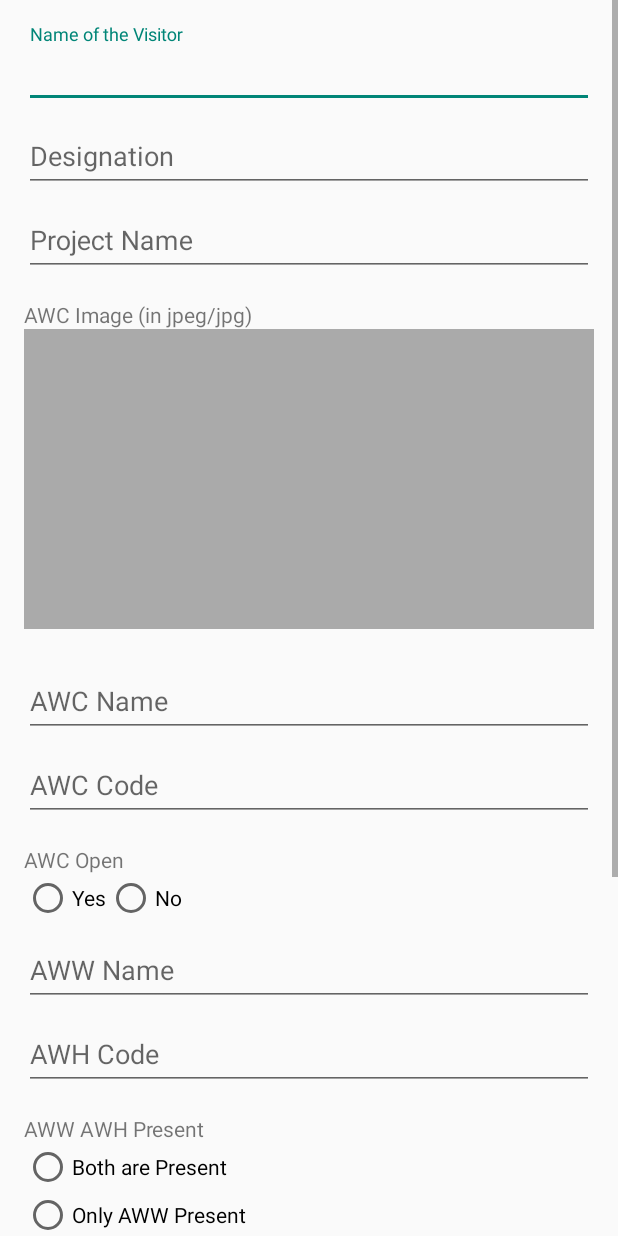
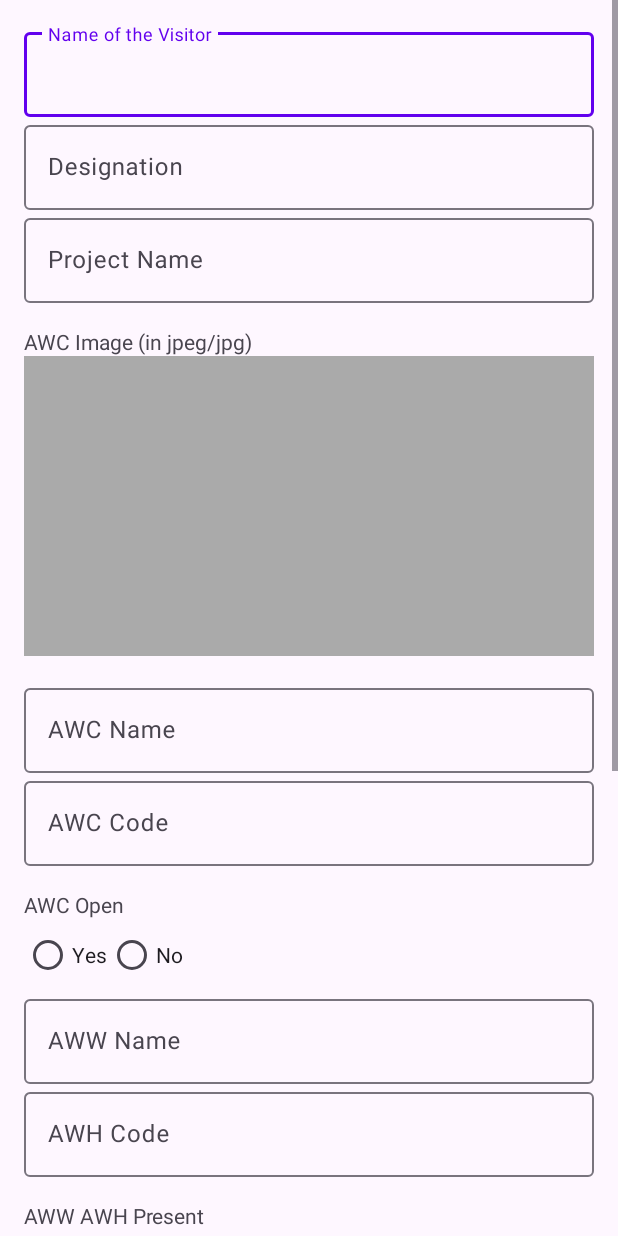
Before and after one commit to nicwbmobileapp/ICDS_FINAL, an Android app built with Jetpack Compose: the ICDSInfrastructure1 screen opened directly, with no data from a screen before it, on a phone screen of 412 x 824 dp. Run offline under Robolectric (Android 15) with nearby library versions, the phone set to English and light mode, and no system bars; libraries missing offline, so code that uses them is left out: com.google.android.material.

Commit message:
ICDS INSPECTION

```diff
--- a/ICDS/app/src/main/AndroidManifest.xml
+++ b/ICDS/app/src/main/AndroidManifest.xml
@@ -68,6 +68,9 @@
         <activity
             android:name=".ICDSInfrastructure2"
             android:exported="false" />
+        <activity
+            android:name=".ICDSInfrastructure3"
+            android:exported="false" />
 
         <activity
             android:name=".MainActivity"
--- a/ICDS/app/src/main/java/com/example/icds/AWCInfrastructaralProfile2Activity.kt
+++ b/ICDS/app/src/main/java/com/example/icds/AWCInfrastructaralProfile2Activity.kt
@@ -197,7 +197,7 @@ class AWCInfrastructaralProfile2Activity : AppCompatActivity() {
         tvSelectedDate = findViewById(R.id.awc_2_date_view)
         datePicker.setOnClickListener { showDatePickerDialog() }
 
-        val saveAndNextAwc2Btn: Button = findViewById(R.id.saveAndNextAwc2Btn)
+        val saveAndNextAwc2Btn: Button = findViewById(R.id.saveAndNextICDSBtn)
         saveAndNextAwc2Btn.setOnClickListener {
             if (validateFields()) {
                 /*updateForm2Data()
@@ -218,7 +218,7 @@ class AWCInfrastructaralProfile2Activity : AppCompatActivity() {
             /*val intent = Intent(this, AWCInfrastructaralProfile3Activity::class.java)
             startActivity(intent)*/
         }
-        val BackBtnForawcinfra2: Button = findViewById(R.id.BackBtnForawcinfra2)
+        val BackBtnForawcinfra2: Button = findViewById(R.id.BackBtnForICDSInsp)
         BackBtnForawcinfra2.setOnClickListener {
             super.onBackPressed()
 
--- a/ICDS/app/src/main/java/com/example/icds/ICDSInfrastructure1.kt
+++ b/ICDS/app/src/main/java/com/example/icds/ICDSInfrastructure1.kt
@@ -101,6 +101,8 @@ class ICDSInfrastructure1 : AppCompatActivity() {
         val awwNameEditText: EditText = findViewById(R.id.aww_name)
         val awhCodeEditText: EditText = findViewById(R.id.awh_code)
         val awwAhwPresentGroup: RadioGroup = findViewById(R.id.aww_ahw_present_group)
+
+
         val awwMobileNoEditText: EditText = findViewById(R.id.aww_mobile_no)
         val aadharVerifiedGroup: RadioGroup = findViewById(R.id.aadhar_verified_group)
         val nextButton: Button = findViewById(R.id.nextBtn)
--- a/ICDS/app/src/main/res/layout/awcinfrastructaral_profile2.xml
+++ b/ICDS/app/src/main/res/layout/awcinfrastructaral_profile2.xml
@@ -377,7 +377,7 @@
              android:gravity="center">
 
              <Button
-                 android:id="@+id/BackBtnForawcinfra2"
+                 android:id="@+id/BackBtnForICDSInsp"
                  android:layout_width="0dp"
                  android:layout_height="wrap_content"
                  android:layout_weight="1"
@@ -387,7 +387,7 @@
                  android:layout_marginEnd="8dp"/>
 
              <Button
-                 android:id="@+id/saveAndNextAwc2Btn"
+                 android:id="@+id/saveAndNextICDSBtn"
                  android:layout_width="0dp"
                  android:layout_height="wrap_content"
                  android:layout_weight="1"
--- a/ICDS/app/src/main/res/layout/icds_inspection1.xml
+++ b/ICDS/app/src/main/res/layout/icds_inspection1.xml
@@ -6,6 +6,17 @@
     android:layout_height="match_parent"
     android:fillViewport="true"
     tools:context=".ICDSInfrastructure1">
+
+    <!--com.google.android.material.appbar.MaterialToolbar
+        android:id="@+id/topAppBar"
+        android:layout_width="0dp"
+        android:layout_height="?attr/actionBarSize"
+        android:background="@color/colorPrimaryDark"
+        app:layout_constraintTop_toTopOf="parent"
+        app:layout_constraintStart_toStartOf="parent"
+        app:title="ICDS INSPECTION 1"
+        app:titleTextColor="@color/white"
+        app:layout_constraintEnd_toEndOf="parent" /-->
 
     <LinearLayout
         android:layout_width="match_parent"
--- a/ICDS/app/src/main/res/values/themes.xml
+++ b/ICDS/app/src/main/res/values/themes.xml
@@ -1,5 +1,19 @@
 <?xml version="1.0" encoding="utf-8"?>
 <resources>
 
-    <style name="Theme.ICDS" parent="Theme.AppCompat.Light.NoActionBar" />
+    <!--style name="Theme.ICDS" parent="Theme.AppCompat.Light.NoActionBar" /-->
+
+        <!-- Base application theme -->
+        <style name="Theme.ICDS" parent="Theme.Material3.Light.NoActionBar">
+            <!-- Primary brand color. -->
+            <item name="colorPrimary">@color/purple_500</item>
+            <item name="colorPrimaryVariant">@color/purple_700</item>
+            <item name="colorOnPrimary">@color/white</item>
+            <!-- Secondary brand color. -->
+            <item name="colorSecondary">@color/teal_200</item>
+            <item name="colorSecondaryVariant">@color/teal_700</item>
+            <item name="colorOnSecondary">@color/black</item>
+        </style>
+
+
 </resources>
```
Also changed, not shown: ICDS/app/src/main/java/com/example/icds/ICDSInfrastructure2.kt (+30 -0 lines), ICDS/app/src/main/res/layout/icds_inspection2.xml (+4 -4 lines).
